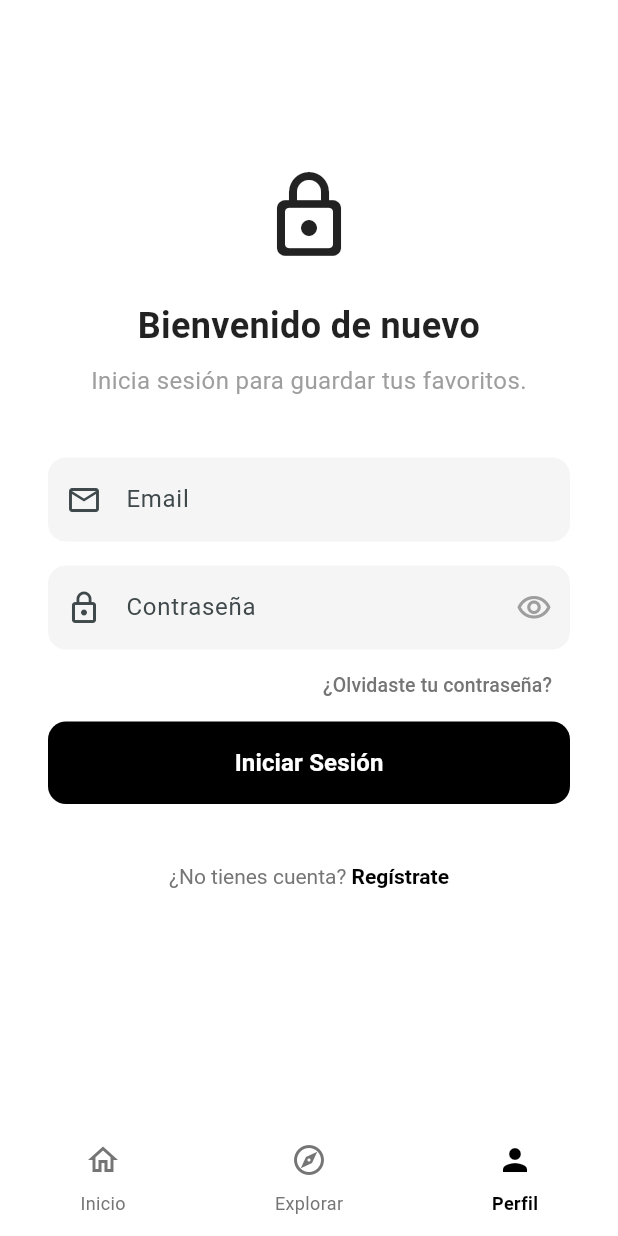
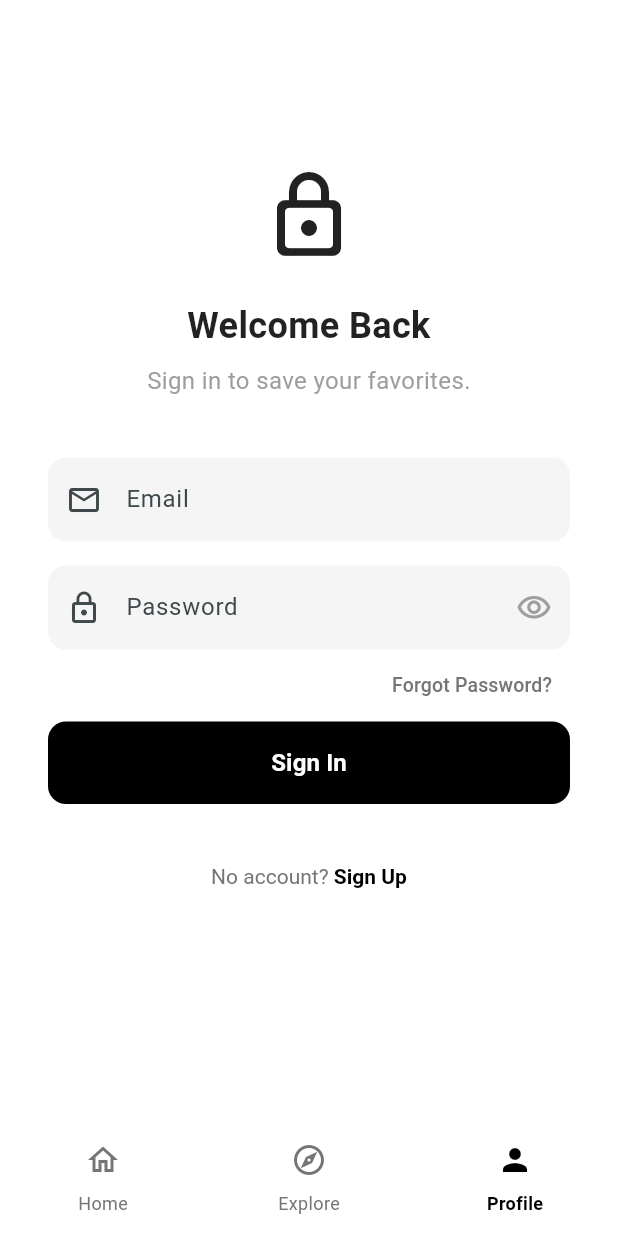
Before and after one commit to jaanque/appdecinejan, a Flutter app: the screen it shows after launch, item 3 of the bottom bar chosen, on a phone screen of 412 x 824 dp. Run offline on Flutter 3.47's test engine with Material 3 defaults, Android fonts, the phone set to English and light mode, and no system bars; our stand-ins replace flutter_dotenv, shared_preferences, supabase_flutter; accounts and stored records are empty.

Commit message:
Translate application to American English
- Update all UI text in Main, Home, Profile, Explore, and Detail screens to English
- Update Groq AI prompt to request English results
- Configure TMDB API to fetch 'en-US' data
- Translate error messages in AuthService and ProfileScreen
- Standardize labels (e.g., 'Overview' instead of 'Sinopsis')

```diff
--- a/lib/main.dart
+++ b/lib/main.dart
@@ -104,17 +104,17 @@ class _MainScreenState extends State<MainScreen> {
             NavigationDestination(
               icon: Icon(Icons.home_outlined, color: Colors.grey.shade600),
               selectedIcon: const Icon(Icons.home_filled, color: Colors.black),
-              label: 'Inicio',
+              label: 'Home',
             ),
             NavigationDestination(
               icon: Icon(Icons.explore_outlined, color: Colors.grey.shade600),
               selectedIcon: const Icon(Icons.explore, color: Colors.black),
-              label: 'Explorar',
+              label: 'Explore',
             ),
             NavigationDestination(
               icon: Icon(Icons.person_outline, color: Colors.grey.shade600),
               selectedIcon: const Icon(Icons.person, color: Colors.black),
-              label: 'Perfil',
+              label: 'Profile',
             ),
           ],
         ),
--- a/lib/screens/explore_screen.dart
+++ b/lib/screens/explore_screen.dart
@@ -9,7 +9,7 @@ class ExploreScreen extends StatelessWidget {
       backgroundColor: Colors.white,
       body: Center(
         child: Text(
-          "Explorar",
+          "Explore",
           style: TextStyle(
             color: Colors.black54,
             fontSize: 18,
--- a/lib/screens/movie_detail_screen.dart
+++ b/lib/screens/movie_detail_screen.dart
@@ -152,7 +152,7 @@ class _MovieDetailScreenState extends State<MovieDetailScreen> {
 
                       // Overview
                       const Text(
-                        "Sinopsis",
+                        "Overview",
                         style: TextStyle(
                           fontSize: 18,
                           fontWeight: FontWeight.bold,
@@ -166,7 +166,7 @@ class _MovieDetailScreenState extends State<MovieDetailScreen> {
                             child: CircularProgressIndicator(color: Colors.black, strokeWidth: 2),
                           ))
                         : Text(
-                            _movie.overview ?? "No hay descripción disponible.",
+                            _movie.overview ?? "No description available.",
                             style: TextStyle(
                               fontSize: 16,
                               color: Colors.grey.shade600,
--- a/lib/screens/profile_screen.dart
+++ b/lib/screens/profile_screen.dart
@@ -51,12 +51,12 @@ class _ProfileScreenState extends State<ProfileScreen> {
         if (mounted) {
           if (session != null) {
              ScaffoldMessenger.of(context).showSnackBar(
-              const SnackBar(content: Text('Cuenta creada y sesión iniciada!')),
+              const SnackBar(content: Text('Account created and logged in!')),
             );
           } else {
             // Session is null, meaning email verification is likely required
             ScaffoldMessenger.of(context).showSnackBar(
-              const SnackBar(content: Text('Cuenta creada! Por favor revisa tu correo para verificar.')),
+              const SnackBar(content: Text('Account created! Please check your email to verify.')),
             );
              setState(() {
               _isLogin = true;
@@ -85,9 +85,9 @@ class _ProfileScreenState extends State<ProfileScreen> {
              _showEmailConfigErrorDialog();
              return;
         } else if (message.contains("User already registered")) {
-             message = "Este usuario ya está registrado. Intenta iniciar sesión.";
+             message = "User already registered. Please sign in.";
         } else if (message.contains("Invalid login credentials")) {
-             message = "Credenciales incorrectas. Verifica tu email y contraseña.";
+             message = "Invalid login credentials. Please check your email and password.";
         }
 
         ScaffoldMessenger.of(context).showSnackBar(
@@ -119,7 +119,7 @@ class _ProfileScreenState extends State<ProfileScreen> {
     final email = _emailController.text.trim();
     if (email.isEmpty || !email.contains('@')) {
       ScaffoldMessenger.of(context).showSnackBar(
-        const SnackBar(content: Text('Por favor ingresa un email válido para restablecer la contraseña.')),
+        const SnackBar(content: Text('Please enter a valid email to reset password.')),
       );
       return;
     }
@@ -128,7 +128,7 @@ class _ProfileScreenState extends State<ProfileScreen> {
       await _authService.resetPasswordForEmail(email);
       if (mounted) {
         ScaffoldMessenger.of(context).showSnackBar(
-          const SnackBar(content: Text('Se ha enviado un correo para restablecer tu contraseña.')),
+          const SnackBar(content: Text('Password reset email sent.')),
         );
       }
     } on AuthException catch (e) {
@@ -140,7 +140,7 @@ class _ProfileScreenState extends State<ProfileScreen> {
     } catch (e) {
       if (mounted) {
          ScaffoldMessenger.of(context).showSnackBar(
-          const SnackBar(content: Text('Error al solicitar restablecimiento.'), backgroundColor: Colors.redAccent),
+          const SnackBar(content: Text('Error requesting reset.'), backgroundColor: Colors.redAccent),
         );
       }
     }
@@ -150,31 +150,31 @@ class _ProfileScreenState extends State<ProfileScreen> {
     showDialog(
       context: context,
       builder: (context) => AlertDialog(
-        title: const Text('Error de Configuración de Supabase'),
+        title: const Text('Supabase Configuration Error'),
         content: const SingleChildScrollView(
           child: Column(
             mainAxisSize: MainAxisSize.min,
             crossAxisAlignment: CrossAxisAlignment.start,
             children: [
               Text(
-                  'El servicio de correo de tu proyecto Supabase no está configurado correctamente o ha excedido su límite.'),
+                  'The email service for your Supabase project is not configured correctly or has exceeded its limit.'),
               SizedBox(height: 16),
               Text(
-                  'Para solucionar esto durante el desarrollo y poder registrarte:'),
+                  'To fix this during development and be able to register:'),
               SizedBox(height: 8),
-              Text('1. Ve a tu panel de Supabase.'),
+              Text('1. Go to your Supabase dashboard.'),
               Text('2. Authentication > Providers > Email.'),
-              Text('3. Desactiva "Confirm email".'),
+              Text('3. Disable "Confirm email".'),
               SizedBox(height: 16),
               Text(
-                  'Revisa el archivo SUPABASE_SETUP.md para más detalles.'),
+                  'Check the SUPABASE_SETUP.md file for more details.'),
             ],
           ),
         ),
         actions: [
           TextButton(
             onPressed: () => Navigator.of(context).pop(),
-            child: const Text('Entendido'),
+            child: const Text('Understood'),
           ),
         ],
       ),
@@ -221,7 +221,7 @@ class _ProfileScreenState extends State<ProfileScreen> {
               ),
               const SizedBox(height: 24),
               Text(
-                user.email ?? 'Usuario',
+                user.email ?? 'User',
                 style: const TextStyle(
                   fontSize: 20,
                   fontWeight: FontWeight.bold,
@@ -240,18 +240,18 @@ class _ProfileScreenState extends State<ProfileScreen> {
               // Placeholder for future features
               ListTile(
                 leading: const Icon(Icons.favorite_border),
-                title: const Text('Mis Favoritos'),
+                title: const Text('Favorites'),
                 trailing: const Icon(Icons.chevron_right),
                 onTap: () {
-                   ScaffoldMessenger.of(context).showSnackBar(const SnackBar(content: Text("Próximamente")));
+                   ScaffoldMessenger.of(context).showSnackBar(const SnackBar(content: Text("Coming Soon")));
                 },
               ),
               ListTile(
                 leading: const Icon(Icons.settings_outlined),
-                title: const Text('Configuración'),
+                title: const Text('Settings'),
                 trailing: const Icon(Icons.chevron_right),
                 onTap: () {
-                   ScaffoldMessenger.of(context).showSnackBar(const SnackBar(content: Text("Próximamente")));
+                   ScaffoldMessenger.of(context).showSnackBar(const SnackBar(content: Text("Coming Soon")));
                 },
               ),
               const Spacer(),
@@ -267,7 +267,7 @@ class _ProfileScreenState extends State<ProfileScreen> {
                       borderRadius: BorderRadius.circular(12),
                     ),
                   ),
-                  child: const Text('Cerrar Sesión'),
+                  child: const Text('Sign Out'),
                 ),
               ),
               const SizedBox(height: 16),
@@ -297,7 +297,7 @@ class _ProfileScreenState extends State<ProfileScreen> {
                 ),
                 const SizedBox(height: 24),
                 Text(
-                  _isLogin ? 'Bienvenido de nuevo' : 'Crea tu cuenta',
+                  _isLogin ? 'Welcome Back' : 'Create Account',
                   textAlign: TextAlign.center,
                   style: const TextStyle(
                     fontSize: 24,
@@ -308,8 +308,8 @@ class _ProfileScreenState extends State<ProfileScreen> {
                 const SizedBox(height: 8),
                 Text(
                   _isLogin
-                      ? 'Inicia sesión para guardar tus favoritos.'
-                      : 'Regístrate para empezar a coleccionar.',
+                      ? 'Sign in to save your favorites.'
+                      : 'Sign up to start collecting.',
                   textAlign: TextAlign.center,
                   style: TextStyle(
                     fontSize: 16,
@@ -332,10 +332,10 @@ class _ProfileScreenState extends State<ProfileScreen> {
                   keyboardType: TextInputType.emailAddress,
                   validator: (value) {
                     if (value == null || value.isEmpty) {
-                      return 'Por favor ingresa un email';
+                      return 'Please enter an email';
                     }
                     if (!value.contains('@')) {
-                      return 'Ingresa un email válido';
+                      return 'Enter a valid email';
                     }
                     return null;
                   },
@@ -344,7 +344,7 @@ class _ProfileScreenState extends State<ProfileScreen> {
                 TextFormField(
                   controller: _passwordController,
                   decoration: InputDecoration(
-                    labelText: 'Contraseña',
+                    labelText: 'Password',
                     prefixIcon: const Icon(Icons.lock_outline),
                     suffixIcon: IconButton(
                       icon: Icon(
@@ -367,10 +367,10 @@ class _ProfileScreenState extends State<ProfileScreen> {
                   obscureText: _obscurePassword,
                   validator: (value) {
                      if (value == null || value.isEmpty) {
-                      return 'Por favor ingresa tu contraseña';
+                      return 'Please enter your password';
                     }
                     if (value.length < 6) {
-                      return 'La contraseña debe tener al menos 6 caracteres';
+                      return 'Password must be at least 6 characters';
                     }
                     return null;
                   },
@@ -381,7 +381,7 @@ class _ProfileScreenState extends State<ProfileScreen> {
                     child: TextButton(
                       onPressed: _handleResetPassword,
                       child: Text(
-                        '¿Olvidaste tu contraseña?',
+                        'Forgot Password?',
                         style: TextStyle(
                           color: Colors.grey.shade600,
                           fontSize: 13,
@@ -407,7 +407,7 @@ class _ProfileScreenState extends State<ProfileScreen> {
                       elevation: 0,
                     ),
                     child: Text(
-                      _isLogin ? 'Iniciar Sesión' : 'Registrarse',
+                      _isLogin ? 'Sign In' : 'Sign Up',
                       style: const TextStyle(fontSize: 16, fontWeight: FontWeight.bold),
                     ),
                   ),
@@ -423,12 +423,12 @@ class _ProfileScreenState extends State<ProfileScreen> {
                   child: RichText(
                     text: TextSpan(
                       text: _isLogin
-                          ? '¿No tienes cuenta? '
-                          : '¿Ya tienes cuenta? ',
+                          ? 'No account? '
+                          : 'Already have an account? ',
                       style: TextStyle(color: Colors.grey.shade600),
                       children: [
                         TextSpan(
-                          text: _isLogin ? 'Regístrate' : 'Inicia Sesión',
+                          text: _isLogin ? 'Sign Up' : 'Sign In',
                           style: const TextStyle(
                             color: Colors.black,
                             fontWeight: FontWeight.bold,
--- a/lib/services/auth_service.dart
+++ b/lib/services/auth_service.dart
@@ -53,7 +53,7 @@ class AuthService {
     );
 
     if (response.session == null) {
-       throw const AuthException('Error al iniciar sesión: No se pudo obtener la sesión.');
+       throw const AuthException('Error signing in: Could not obtain session.');
     }
 
     return response.session!;
--- a/lib/services/tmdb_service.dart
+++ b/lib/services/tmdb_service.dart
@@ -11,7 +11,7 @@ class TMDBService {
     final client = HttpClient();
     try {
       final uri = Uri.parse(
-          'https://api.themoviedb.org/3/search/multi?query=${Uri.encodeComponent(query)}&include_adult=false&language=es-ES&page=1');
+          'https://api.themoviedb.org/3/search/multi?query=${Uri.encodeComponent(query)}&include_adult=false&language=en-US&page=1');
 
       final request = await client.getUrl(uri);
       request.headers.set(HttpHeaders.authorizationHeader, 'Bearer $_accessToken');
```
Also changed, not shown: lib/screens/home_screen.dart (+9 -9 lines).
